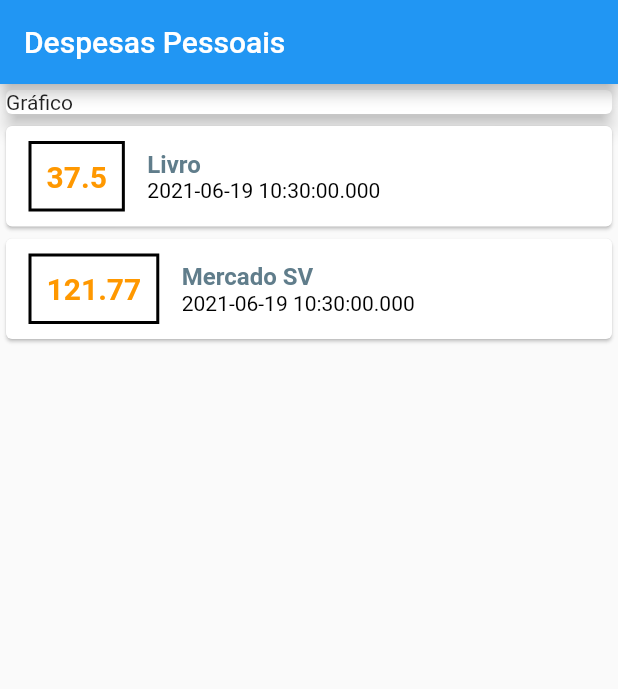
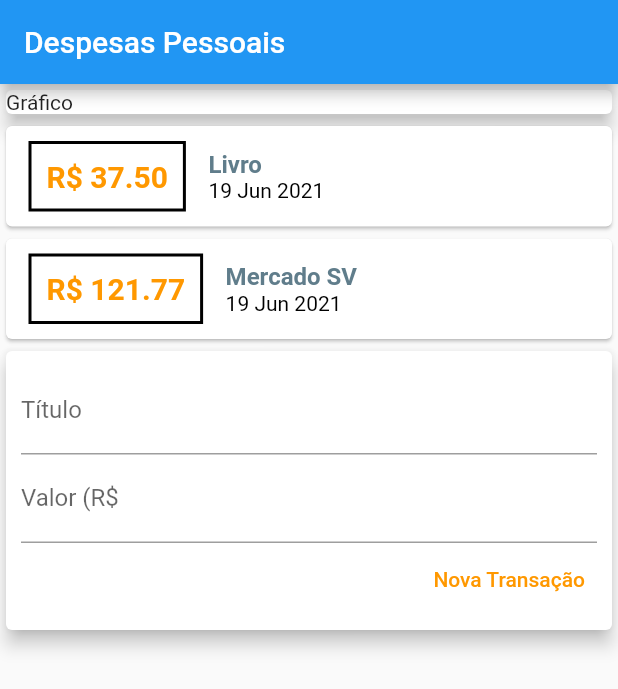
Before and after one commit to marceloguerra007/flutter-expenses, a Flutter app: the screen it shows after launch, on a phone screen of 412 x 824 dp. Shown: the top 689 px of the screen. Run offline on Flutter 3.47's test engine with Material 2 defaults, Android fonts, the phone set to English and light mode, and no system bars.

Commit message:
Dividindo em outros Widgets e adicionando os componentes de form.

```diff
--- /dev/null
+++ b/lib/components/transaction_form.dart
@@ -0,0 +1,35 @@
+import 'package:flutter/material.dart';
+
+class TransactionForm extends StatelessWidget {
+
+  final titleController = TextEditingController();
+  final valueController = TextEditingController();
+
+  @override
+  Widget build(BuildContext context) {
+    return Card(
+            elevation: 5,
+            child: Padding(
+              padding: const EdgeInsets.all(10),
+              child: Column(
+                children: [
+                  TextField(
+                    decoration: InputDecoration(labelText: 'Título'),
+                    controller: titleController,
+                  ),
+                  TextField(
+                    decoration: InputDecoration(labelText: 'Valor (R\$'),
+                    controller: valueController,
+                  ),
+                  Row(mainAxisAlignment: MainAxisAlignment.end, children: [
+                    TextButton(
+                        onPressed: () {},
+                        child: Text('Nova Transação',
+                            style: TextStyle(color: Colors.orange))),
+                  ])
+                ],
+              ),
+            ),
+          );
+  }
+}
--- /dev/null
+++ b/lib/components/transaction_list.dart
@@ -0,0 +1,66 @@
+import 'package:flutter/material.dart';
+import '../models/transaction.dart';
+import 'package:intl/intl.dart';
+
+class TransactionCard extends StatelessWidget {
+  final String title;
+  final double value;
+  final DateTime date;
+
+  TransactionCard(
+      {required this.title, required this.value, required this.date});
+
+  @override
+  Widget build(BuildContext context) {
+    return Card(
+        child: Row(
+      children: <Widget>[
+        Container(
+          margin: EdgeInsets.symmetric(horizontal: 15, vertical: 10),
+          decoration:
+              BoxDecoration(border: Border.all(color: Colors.black, width: 2)),
+          padding: EdgeInsets.all(10),
+          child: Text(
+            'R\$ ${value.toStringAsFixed(2)}',
+            style: TextStyle(
+                fontWeight: FontWeight.bold,
+                fontSize: 20,
+                color: Colors.orange),
+          ),
+        ),
+        Column(
+          crossAxisAlignment: CrossAxisAlignment.start,
+          children: [
+            Text(
+              title,
+              style: TextStyle(
+                  fontSize: 16,
+                  color: Colors.blueGrey,
+                  fontWeight: FontWeight.bold),
+            ),
+            Text(
+              DateFormat('d MMM y').format(date),
+              style: TextStyle(fontSize: 14, color: Colors.black),
+            )
+          ],
+        )
+      ],
+    ));
+  }
+}
+
+class TransactionList extends StatelessWidget {
+  final List<Transaction> transactions;
+
+  TransactionList(this.transactions);
+
+  @override
+  Widget build(BuildContext context) {
+    List<Widget> transactionWidgets = this.transactions
+      .map<Widget>((tr) =>
+          TransactionCard(title: tr.title, value: tr.value, date: tr.date))
+      .toList();
+
+    return Column(children: <Widget>[...transactionWidgets]);
+  }
+}
--- /dev/null
+++ b/lib/components/transaction_user.dart
@@ -0,0 +1,29 @@
+import 'package:expenses/components/transaction_form.dart';
+import 'package:flutter/material.dart';
+
+import 'package:expenses/models/transaction.dart';
+import 'package:expenses/components/transaction_list.dart';
+import '../models/transaction.dart';
+
+class TransactionUser extends StatefulWidget {
+  const TransactionUser({ Key? key }) : super(key: key);
+
+  @override
+  _TransactionUserState createState() => _TransactionUserState();
+}
+
+class _TransactionUserState extends State<TransactionUser> {
+  final _transactions = [
+    Transaction(id: '1', title: 'Livro', value: 37.50, date: DateTime.now()),
+    Transaction(
+        id: '2', title: 'Mercado SV', value: 121.77, date: DateTime.now())
+  ];
+
+  @override
+  Widget build(BuildContext context) {
+    return Column(children: [
+      TransactionList(_transactions),
+      TransactionForm()
+    ],);
+  }
+}
--- a/lib/main.dart
+++ b/lib/main.dart
@@ -1,5 +1,9 @@
+import 'package:expenses/components/transaction_user.dart';
+import 'package:flutter/material.dart';
+
+import 'package:expenses/components/transaction_form.dart';
 import 'package:expenses/models/transaction.dart';
-import 'package:flutter/material.dart';
+import 'package:expenses/components/transaction_list.dart';
 
 main() => runApp(ExpensesApp());
 
@@ -10,67 +14,11 @@ class ExpensesApp extends StatelessWidget {
   }
 }
 
-class TransactionCard extends StatelessWidget {
-  final String title;
-  final double value;
-  final DateTime date;
+class MyHomePage extends StatelessWidget {
 
-  TransactionCard(
-      {required this.title, required this.value, required this.date});
 
   @override
   Widget build(BuildContext context) {
-    return Card(
-        child: Row(
-      children: <Widget>[
-        Container(
-          margin: EdgeInsets.symmetric(horizontal: 15, vertical: 10),
-          decoration:
-              BoxDecoration(border: Border.all(color: Colors.black, width: 2)),
-          padding: EdgeInsets.all(10),
-          child: Text(
-            value.toString(),
-            style: TextStyle(
-                fontWeight: FontWeight.bold,
-                fontSize: 20,
-                color: Colors.orange),
-          ),
-        ),
-        Column(
-          crossAxisAlignment: CrossAxisAlignment.start,
-          children: [
-            Text(
-              title,
-              style: TextStyle(
-                  fontSize: 16,
-                  color: Colors.blueGrey,
-                  fontWeight: FontWeight.bold),
-            ),
-            Text(
-              date.toString(),
-              style: TextStyle(fontSize: 14, color: Colors.black),
-            )
-          ],
-        )
-      ],
-    ));
-  }
-}
-
-class MyHomePage extends StatelessWidget {
-  final _transactions = [
-    Transaction(id: '1', title: 'Livro', value: 37.50, date: DateTime.now()),
-    Transaction(
-        id: '2', title: 'Mercado SV', value: 121.77, date: DateTime.now())
-  ];
-
-  @override
-  Widget build(BuildContext context) {
-    List<Widget> transactionWidgets = _transactions
-        .map<Widget>((tr) =>
-            TransactionCard(title: tr.title, value: tr.value, date: tr.date))
-        .toList();
-
     return Scaffold(
       appBar: AppBar(
         title: Text('Despesas Pessoais'),
@@ -83,7 +31,7 @@ class MyHomePage extends StatelessWidget {
             width: double.infinity,
             child: Card(child: Text('Gráfico'), elevation: 5),
           ),
-          Column(children: <Widget>[...transactionWidgets])
+          TransactionUser()
         ],
       ),
     );
--- a/pubspec.yaml
+++ b/pubspec.yaml
@@ -23,7 +23,7 @@ environment:
 dependencies:
   flutter:
     sdk: flutter
-
+  intl: ^0.17.0
 
   # The following adds the Cupertino Icons font to your application.
   # Use with the CupertinoIcons class for iOS style icons.
```
